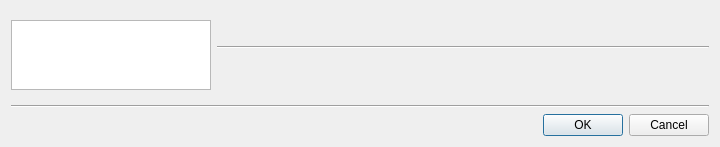
86Box/86Box, file src/qt/qt_settings.ui: the form before one commit.
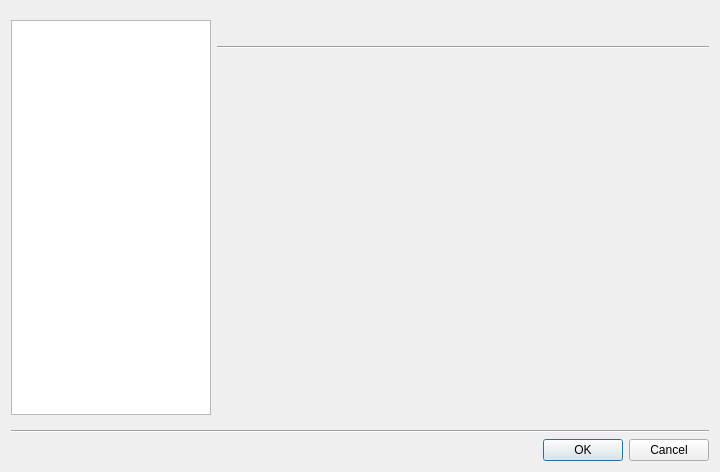
The form after the commit.

Commit message: Make it the same on all platforms again.

What changed in the file:
```diff
--- a/src/qt/qt_settings.ui
+++ b/src/qt/qt_settings.ui
@@ -7,19 +7,19 @@
     <x>0</x>
     <y>0</y>
     <width>720</width>
-    <height>SETTINGS_HEIGHT</height>
+    <height>472</height>
    </rect>
   </property>
   <property name="minimumSize">
    <size>
     <width>720</width>
-    <height>SETTINGS_HEIGHT</height>
+    <height>472</height>
    </size>
   </property>
   <property name="maximumSize">
    <size>
     <width>720</width>
-    <height>SETTINGS_HEIGHT</height>
+    <height>472</height>
    </size>
   </property>
   <property name="windowTitle">
```
The commit also changes 1 other file.
